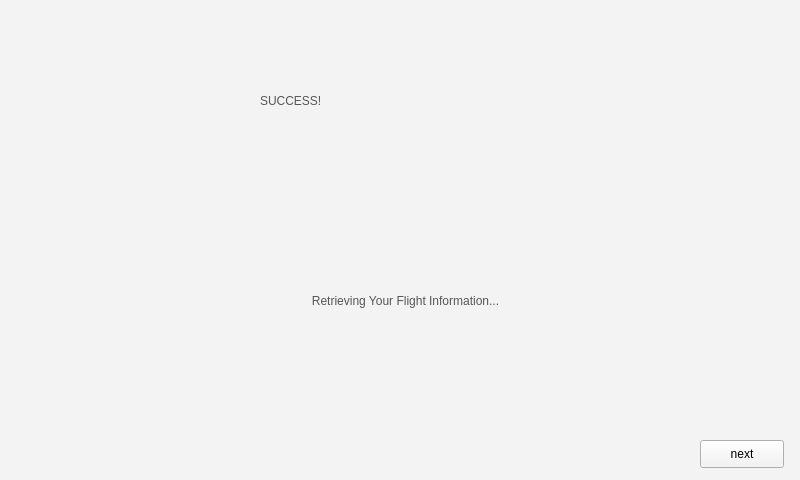
This is ui/the.ui in yussefsoudan/sdp-ian as Qt 5 draws it before an edit. The edited form follows.
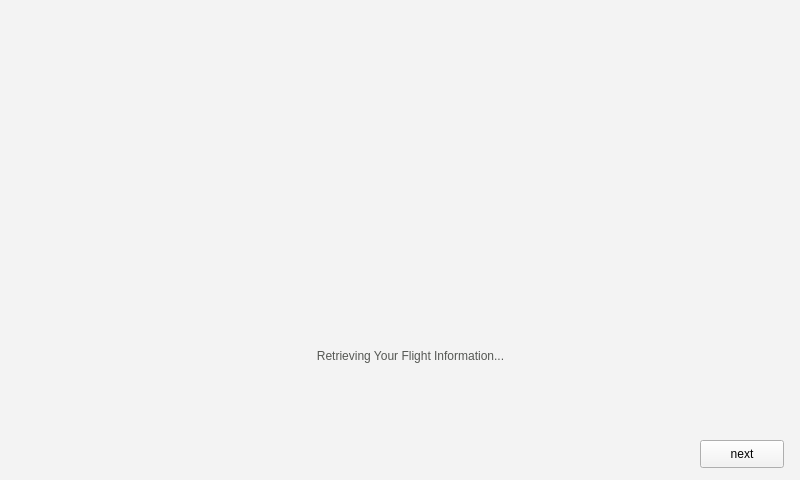
This is the edited form. The open tabs and pages were chosen to show the change. Icons and pictures are not drawn.

The edit to the form file:
```diff
--- a/ui/the.ui
+++ b/ui/the.ui
@@ -130,30 +130,13 @@
    </widget>
   </widget>
   <widget class="QWidget" name="SUCCESS">
-   <widget class="QLabel" name="label_3">
-    <property name="geometry">
-     <rect>
-      <x>260</x>
-      <y>30</y>
-      <width>331</width>
-      <height>141</height>
-     </rect>
-    </property>
-    <property name="styleSheet">
-     <string notr="true">font: 20 44pt &quot;montserrat&quot;;
-color: rgb(85, 87, 83);</string>
-    </property>
-    <property name="text">
-     <string>SUCCESS!</string>
-    </property>
-   </widget>
    <widget class="QLabel" name="label_4">
     <property name="geometry">
      <rect>
-      <x>190</x>
-      <y>210</y>
-      <width>431</width>
-      <height>181</height>
+      <x>140</x>
+      <y>260</y>
+      <width>541</width>
+      <height>191</height>
      </rect>
     </property>
     <property name="styleSheet">
@@ -183,6 +166,25 @@
      <string>next</string>
     </property>
    </widget>
+   <widget class="QLabel" name="label">
+    <property name="geometry">
+     <rect>
+      <x>310</x>
+      <y>30</y>
+      <width>201</width>
+      <height>191</height>
+     </rect>
+    </property>
+    <property name="text">
+     <string/>
+    </property>
+    <property name="pixmap">
+     <pixmap>icons/tick.svg</pixmap>
+    </property>
+    <property name="scaledContents">
+     <bool>true</bool>
+    </property>
+   </widget>
   </widget>
   <widget class="QWidget" name="INFO">
    <widget class="QPushButton" name="go_somewhere">
```
Left out of the diff: 2 changed lines with no effect on the pictures.
